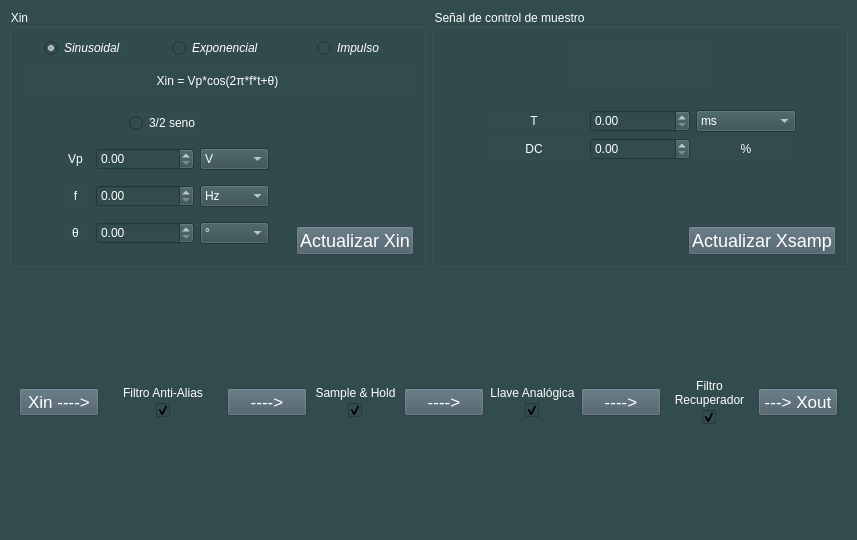
Qt form GUI/FrontEnd/samplingui.ui (grupo-1-ASSD-E2/ASSD-TP1) before a commit.
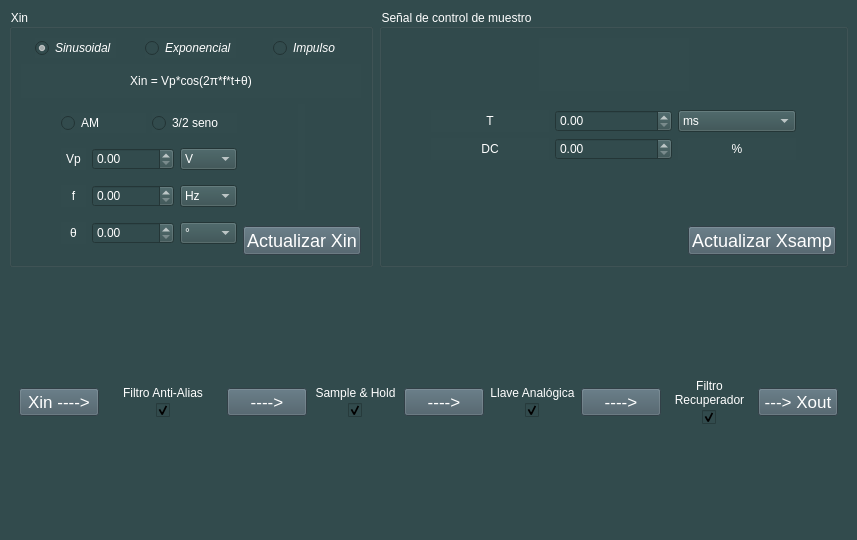
The same form after that commit. Icons and pictures are not drawn.

Patch:
```diff
--- a/GUI/FrontEnd/samplingui.ui
+++ b/GUI/FrontEnd/samplingui.ui
@@ -19,7 +19,7 @@
   <widget class="QWidget" name="centralwidget">
    <layout class="QVBoxLayout" name="verticalLayout" stretch="50,50">
     <item>
-     <layout class="QHBoxLayout" name="horizontalLayout" stretch="50,50">
+     <layout class="QHBoxLayout" name="horizontalLayout" stretch="0,50">
       <item>
        <widget class="QGroupBox" name="groupBox_2">
         <property name="styleSheet">
@@ -125,13 +125,24 @@
            </item>
            <item>
             <layout class="QVBoxLayout" name="params">
-             <item alignment="Qt::AlignHCenter">
+             <item>
+              <layout class="QHBoxLayout" name="horizontalLayout_6">
+               <item>
+                <widget class="QRadioButton" name="amRadio">
+                 <property name="text">
+                  <string>AM</string>
+                 </property>
+                </widget>
+               </item>
+               <item>
               <widget class="QRadioButton" name="halfSineRadio">
                <property name="text">
                 <string>3/2 seno</string>
                </property>
               </widget>
              </item>
+              </layout>
+             </item>
              <item>
               <layout class="QHBoxLayout" name="param1box" stretch="15,50,35">
                <item>
```
Left out of the diff: 2 changed lines with no effect on the pictures. Lines whose indentation alone changed are shown as unchanged.
